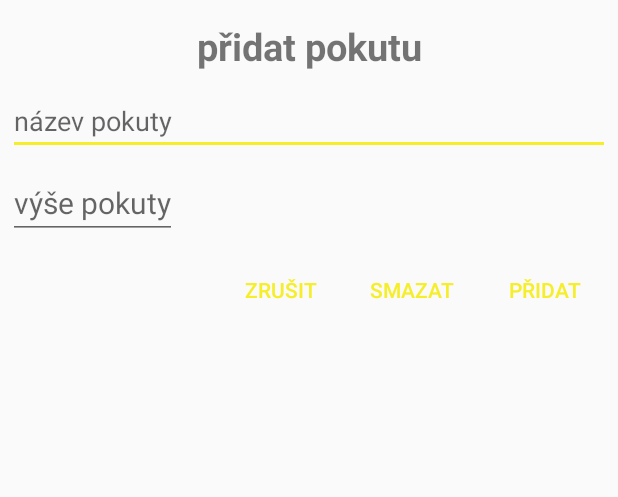
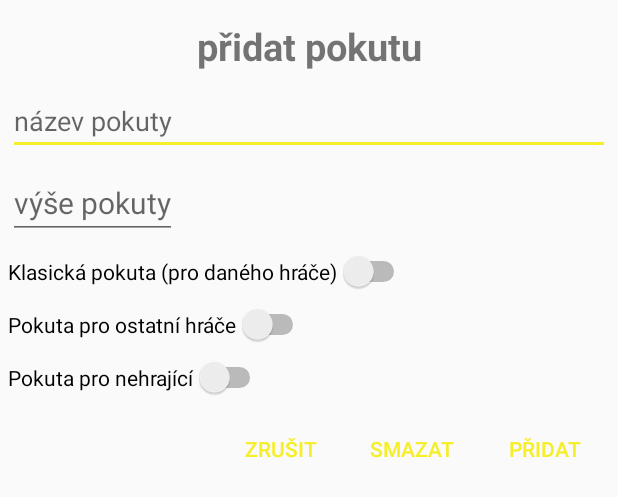
Before and after one commit to jumbo1893/Trus, an Android app: the layout dialog_fine_plus.xml on its own in the app's theme, with its tools: preview values and no code run, on a phone screen of 412 x 824 dp. Shown: the top 497 px of the screen. Run offline under Robolectric (Android 15) with nearby library versions, the phone set to English and light mode, and no system bars.

Commit message:
přidány druhy pokut pro ostatní a nehrající hráče a upraveno gui pro přidávání takových pokut

```diff
--- a/app/src/main/java/com/jumbo/trus/fine/IFineFragment.java
+++ b/app/src/main/java/com/jumbo/trus/fine/IFineFragment.java
@@ -4,6 +4,6 @@ import com.jumbo.trus.IFragment;
 
 public interface IFineFragment extends IFragment {
 
-    boolean createNewFine(String name, int amount);
-    boolean editFine(String name, int amount, Fine fine);
+    boolean createNewFine(String name, int amount, Fine.Type type);
+    boolean editFine(String name, int amount, Fine.Type type, Fine fine);
 }
--- a/app/src/main/res/layout/dialog_fine_plus.xml
+++ b/app/src/main/res/layout/dialog_fine_plus.xml
@@ -43,6 +43,36 @@
         app:layout_constraintStart_toStartOf="parent"
         app:layout_constraintTop_toBottomOf="@+id/et_name" />
 
+    <Switch
+        android:id="@+id/sw_player"
+        android:layout_width="wrap_content"
+        android:layout_height="wrap_content"
+        android:layout_marginTop="8dp"
+        android:text="Klasická pokuta (pro daného hráče)"
+        android:textSize="14sp"
+        app:layout_constraintStart_toStartOf="parent"
+        app:layout_constraintTop_toBottomOf="@+id/et_amount" />
+
+    <Switch
+        android:id="@+id/sw_otherplayer"
+        android:layout_width="wrap_content"
+        android:layout_height="wrap_content"
+        android:layout_marginTop="8dp"
+        android:text="Pokuta pro ostatní hráče"
+        android:textSize="14sp"
+        app:layout_constraintStart_toStartOf="parent"
+        app:layout_constraintTop_toBottomOf="@+id/sw_player" />
+
+    <Switch
+        android:id="@+id/sw_nonplayer"
+        android:layout_width="wrap_content"
+        android:layout_height="wrap_content"
+        android:layout_marginTop="8dp"
+        android:text="Pokuta pro nehrající"
+        android:textSize="14sp"
+        app:layout_constraintStart_toStartOf="parent"
+        app:layout_constraintTop_toBottomOf="@+id/sw_otherplayer" />
+
     <Button
         android:id="@+id/btn_commit"
         android:layout_width="wrap_content"
@@ -52,7 +82,7 @@
         android:textColor="@color/zluta"
         style="?android:attr/borderlessButtonStyle"
         android:text="přidat"
-        app:layout_constraintTop_toBottomOf="@+id/et_amount"/>
+        app:layout_constraintTop_toBottomOf="@+id/sw_nonplayer"/>
 
     <Button
         android:id="@+id/btn_delete"
```
Also changed, not shown: app/src/main/java/com/jumbo/trus/fine/Fine.java (+19 -0 lines), app/src/main/java/com/jumbo/trus/fine/FineDialog.java (+75 -4 lines), app/src/main/java/com/jumbo/trus/fine/FineFragment.java (+4 -4 lines), app/src/main/java/com/jumbo/trus/fine/FineViewModel.java (+4 -3 lines).
